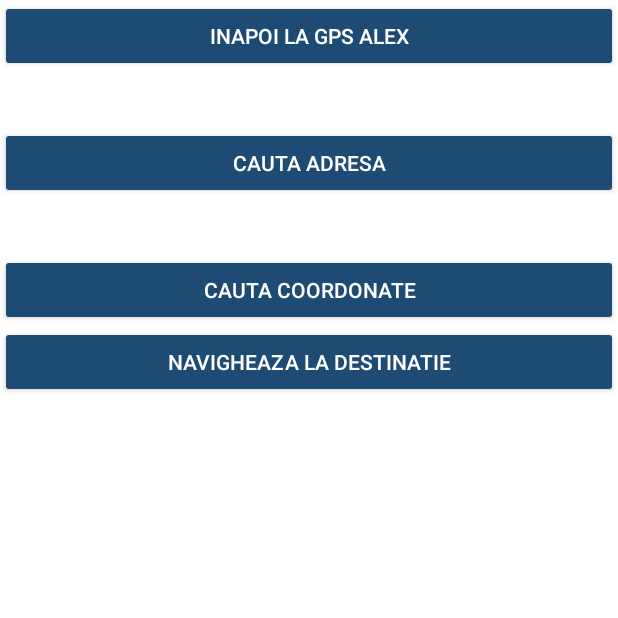
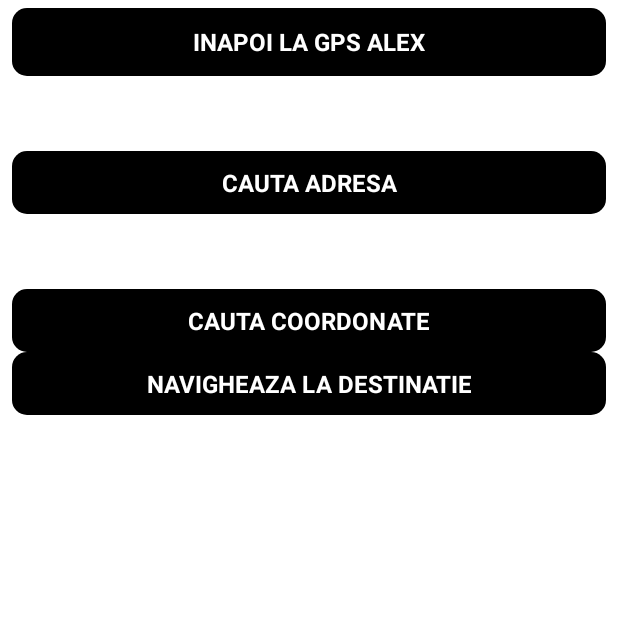
Before and after one commit to alialexturcu-ctrl/TRUCK-ALEX-COMMUNITY, an Android app: the screen it shows after launch (MainActivity), after a tap on "HARTA GPS", on a phone screen of 412 x 824 dp, the top half of it. Run offline under Robolectric (Android 15) with nearby library versions, the phone set to English and light mode, and no system bars; libraries missing offline, so code that uses them is left out: org.maplibre.android; 14 statements that could not run were skipped.

Commit message:
Refactor MainActivity UI and button styles
Refactor MainActivity layout and button handling for better UI consistency. Update button styles and padding, and replace Button with TextView for action buttons.

```diff
--- a/app/src/main/java/com/alex/truckcommunity/MainActivity.java
+++ b/app/src/main/java/com/alex/truckcommunity/MainActivity.java
@@ -16,7 +16,6 @@ import android.net.Uri;
 import android.os.Bundle;
 import android.view.Gravity;
 import android.view.View;
-import android.widget.Button;
 import android.widget.EditText;
 import android.widget.LinearLayout;
 import android.widget.ScrollView;
@@ -66,10 +65,9 @@ public class MainActivity extends Activity {
 
     private static final int GPS_PERMISSION = 100;
 
-    private final int BLUE = Color.rgb(30, 75, 115);
+    private final int BLACK = Color.BLACK;
 
     private boolean mapOpened = false;
-    private boolean activityPaused = false;
 
     private static final String[] OVERPASS_SERVERS = {
             "https://overpass.kumi.systems/api/interpreter",
@@ -91,6 +89,11 @@ public class MainActivity extends Activity {
         }
     }
 
+    private int dp(float value) {
+        return (int) (value * getResources()
+                .getDisplayMetrics().density + 0.5f);
+    }
+
     @Override
     protected void onCreate(Bundle savedInstanceState) {
         super.onCreate(savedInstanceState);
@@ -104,36 +107,43 @@ public class MainActivity extends Activity {
         getGPS();
     }
 
-    // MENIUL PRINCIPAL
+    // MENIUL PRINCIPAL - OCUPA TOT ECRANUL
 
     private void showHome() {
 
         mapOpened = false;
 
+        LinearLayout root = new LinearLayout(this);
+        root.setOrientation(LinearLayout.VERTICAL);
+        root.setBackgroundColor(Color.WHITE);
+        root.setPadding(dp(12), dp(5), dp(12), dp(5));
+
+        // PARTEA DE SUS - BUTOANELE
+
         ScrollView scroll = new ScrollView(this);
+        scroll.setFillViewport(true);
+        scroll.setVerticalScrollBarEnabled(true);
 
         layout = new LinearLayout(this);
         layout.setOrientation(LinearLayout.VERTICAL);
-        layout.setPadding(20, 20, 20, 25);
+        layout.setPadding(dp(5), dp(5), dp(5), dp(5));
         layout.setBackgroundColor(Color.WHITE);
 
         TextView title = new TextView(this);
         title.setText("GPS ALEX");
         title.setTextColor(Color.rgb(20, 45, 70));
-        title.setTextSize(30);
+        title.setTextSize(28);
         title.setGravity(Gravity.CENTER);
         title.setTypeface(null, Typeface.BOLD);
-        title.setPadding(5, 12, 5, 12);
-
+        title.setPadding(0, dp(5), 0, dp(2));
         layout.addView(title);
 
         TextView subtitle = new TextView(this);
         subtitle.setText("CAMION • GPS • NAVIGATIE");
         subtitle.setTextColor(Color.DKGRAY);
-        subtitle.setTextSize(16);
+        subtitle.setTextSize(14);
         subtitle.setGravity(Gravity.CENTER);
-        subtitle.setPadding(5, 0, 5, 15);
-
+        subtitle.setPadding(0, 0, 0, dp(5));
         layout.addView(subtitle);
 
         addButton("HARTA GPS", () -> showMap());
@@ -164,11 +174,10 @@ public class MainActivity extends Activity {
         TextView searchTitle = new TextView(this);
         searchTitle.setText("CAUTARE LOCATII");
         searchTitle.setTextColor(Color.rgb(20, 45, 70));
-        searchTitle.setTextSize(20);
+        searchTitle.setTextSize(18);
         searchTitle.setTypeface(null, Typeface.BOLD);
         searchTitle.setGravity(Gravity.CENTER);
-        searchTitle.setPadding(5, 22, 5, 10);
-
+        searchTitle.setPadding(0, dp(7), 0, dp(4));
         layout.addView(searchTitle);
 
         addButton("PARCARI TIR", () -> searchPlaces("parking"));
@@ -178,66 +187,99 @@ public class MainActivity extends Activity {
         status = new TextView(this);
         status.setText("GPS ALEX pregatit pentru navigare");
         status.setTextColor(Color.DKGRAY);
-        status.setTextSize(15);
+        status.setTextSize(13);
         status.setGravity(Gravity.CENTER);
-        status.setPadding(5, 12, 5, 12);
-
+        status.setPadding(0, dp(4), 0, dp(4));
         layout.addView(status);
 
-        // HARTA DIN MENIUL PRINCIPAL
+        scroll.addView(layout);
+
+        root.addView(scroll,
+                new LinearLayout.LayoutParams(
+                        LinearLayout.LayoutParams.MATCH_PARENT,
+                        0, 7));
+
+        // PARTEA DE JOS - HARTA GPS
+
+        LinearLayout mapContainer = new LinearLayout(this);
+        mapContainer.setOrientation(LinearLayout.VERTICAL);
+        mapContainer.setBackgroundColor(Color.WHITE);
 
         TextView mapTitle = new TextView(this);
         mapTitle.setText("HARTA GPS - POZITIA CAMIONULUI");
         mapTitle.setTextColor(Color.rgb(20, 45, 70));
-        mapTitle.setTextSize(18);
+        mapTitle.setTextSize(16);
         mapTitle.setTypeface(null, Typeface.BOLD);
         mapTitle.setGravity(Gravity.CENTER);
-        mapTitle.setPadding(5, 15, 5, 12);
+        mapTitle.setPadding(0, dp(5), 0, dp(5));
 
-        layout.addView(mapTitle);
+        mapContainer.addView(mapTitle,
+                new LinearLayout.LayoutParams(-1, dp(35)));
 
         mapView = new MapView(this);
 
-        layout.addView(mapView,
-                new LinearLayout.LayoutParams(
-                        LinearLayout.LayoutParams.MATCH_PARENT, 280));
+        mapContainer.addView(mapView,
+                new LinearLayout.LayoutParams(-1, 0, 1));
 
-        scroll.addView(layout);
-        setContentView(scroll);
+        root.addView(mapContainer,
+                new LinearLayout.LayoutParams(-1, 0, 3));
+
+        setContentView(root);
 
         initializeMap();
     }
 
-    // BUTOANE
+    // BUTOANE NEGRE CU TEXT ALB
 
     private void addButton(String name, Runnable action) {
 
-        Button button = new Button(this);
+        TextView button = new TextView(this);
 
         button.setText(name);
         button.setTextColor(Color.WHITE);
-        button.setTextSize(18);
-        button.setAllCaps(true);
+        button.setTextSize(17);
         button.setTypeface(Typeface.DEFAULT, Typeface.BOLD);
         button.setGravity(Gravity.CENTER);
-        button.setVisibility(View.VISIBLE);
+        button.setAllCaps(false);
+        button.setClickable(true);
+        button.setFocusable(true);
 
         GradientDrawable background = new GradientDrawable();
-        background.setColor(BLUE);
-        background.setCornerRadius(20);
-        background.setStroke(2, Color.rgb(70, 150, 210));
+        background.setColor(BLACK);
+        background.setCornerRadius(dp(12));
+        background.setStroke(dp(1), Color.DKGRAY);
 
         button.setBackground(background);
 
         LinearLayout.LayoutParams params =
-                new LinearLayout.LayoutParams(
-                        LinearLayout.LayoutParams.MATCH_PARENT, 70);
+                new LinearLayout.LayoutParams(-1, dp(48));
 
-        params.setMargins(0, 7, 0, 7);
+        params.setMargins(0, dp(3), 0, dp(3));
 
         layout.addView(button, params);
 
         button.setOnClickListener(v -> action.run());
+    }
+
+    private TextView createActionButton(String name) {
+
+        TextView button = new TextView(this);
+
+        button.setText(name);
+        button.setTextColor(Color.WHITE);
+        button.setTextSize(16);
+        button.setTypeface(Typeface.DEFAULT, Typeface.BOLD);
+        button.setGravity(Gravity.CENTER);
+        button.setClickable(true);
+        button.setFocusable(true);
+
+        GradientDrawable background = new GradientDrawable();
+        background.setColor(BLACK);
+        background.setCornerRadius(dp(10));
+
+        button.setBackground(background);
+
+        return button;
     }
 
     private void showMessage(String title, String message) {
@@ -256,10 +298,7 @@ public class MainActivity extends Activity {
 
         mapView.onCreate(null);
         mapView.onStart();
-
-        if (!activityPaused) {
         mapView.onResume();
-        }
 
         mapView.getMapAsync(mapLibreMap -> {
 
@@ -311,7 +350,10 @@ public class MainActivity extends Activity {
     private void searchPlaces(String category) {
 
         if (latitude == 0 || longitude == 0) {
+            if (status != null) {
                 status.setText("Asteptam pozitia GPS...");
+            }
+
             getGPS();
 
             Toast.makeText(this,
@@ -320,7 +362,9 @@ public class MainActivity extends Activity {
             return;
         }
 
+        if (status != null) {
             status.setText("Se cauta locatii pe 25 km...");
+        }
 
         final double searchLat = latitude;
         final double searchLon = longitude;
@@ -427,7 +471,10 @@ public class MainActivity extends Activity {
             } catch (Exception e) {
 
                 runOnUiThread(() -> {
+
+                    if (status != null) {
                         status.setText("Cautarea nu este disponibila momentan.");
+                    }
 
                     Toast.makeText(this,
                             "Serverele de cautare nu au raspuns. Incearca mai tarziu.",
@@ -541,57 +588,48 @@ public class MainActivity extends Activity {
 
         LinearLayout screen = new LinearLayout(this);
         screen.setOrientation(LinearLayout.VERTICAL);
+        screen.setPadding(dp(8), dp(5), dp(8), dp(5));
         screen.setBackgroundColor(Color.WHITE);
 
-        Button back = new Button(this);
-        back.setText("INAPOI LA GPS ALEX");
-        back.setTextColor(Color.WHITE);
-        back.setBackgroundTintList(
-                android.content.res.ColorStateList.valueOf(BLUE));
+        TextView back = createActionButton("INAPOI LA GPS ALEX");
 
-        screen.addView(back);
+        screen.addView(back,
+                new LinearLayout.LayoutParams(-1, dp(45)));
 
         addressInput = new EditText(this);
         addressInput.setSingleLine(true);
         addressInput.setTextSize(16);
         addressInput.setHint("Cauta adresa sau localitatea...");
-        addressInput.setPadding(15, 8, 15, 8);
+        addressInput.setPadding(dp(15), dp(8), dp(15), dp(8));
 
         screen.addView(addressInput,
-                new LinearLayout.LayoutParams(-1, 55));
+                new LinearLayout.LayoutParams(-1, dp(50)));
 
-        Button addressButton = new Button(this);
-        addressButton.setText("CAUTA ADRESA");
-        addressButton.setTextColor(Color.WHITE);
-        addressButton.setBackgroundTintList(
-                android.content.res.ColorStateList.valueOf(BLUE));
+        TextView addressButton = createActionButton("CAUTA ADRESA");
 
-        screen.addView(addressButton);
+        screen.addView(addressButton,
+                new LinearLayout.LayoutParams(-1, dp(42)));
 
         coordinateInput = new EditText(this);
         coordinateInput.setSingleLine(true);
         coordinateInput.setTextSize(16);
         coordinateInput.setHint("Coordonate: 45.4642, 9.1900");
-        coordinateInput.setPadding(15, 8, 15, 8);
+        coordinateInput.setPadding(dp(15), dp(8), dp(15), dp(8));
 
         screen.addView(coordinateInput,
-                new LinearLayout.LayoutParams(-1, 55));
+                new LinearLayout.LayoutParams(-1, dp(50)));
 
-        Button coordinateButton = new Button(this);
-        coordinateButton.setText("CAUTA COORDONATE");
-        coordinateButton.setTextColor(Color.WHITE);
-        coordinateButton.setBackgroundTintList(
-                android.content.res.ColorStateList.valueOf(BLUE));
+        TextView coordinateButton =
+                createActionButton("CAUTA COORDONATE");
 
-        screen.addView(coordinateButton);
+        screen.addView(coordinateButton,
+                new LinearLayout.LayoutParams(-1, dp(42)));
 
-        Button navigateButton = new Button(this);
-        navigateButton.setText("NAVIGHEAZA LA DESTINATIE");
-        navigateButton.setTextColor(Color.WHITE);
-        navigateButton.setBackgroundTintList(
-                android.content.res.ColorStateList.valueOf(BLUE));
+        TextView navigateButton =
+                createActionButton("NAVIGHEAZA LA DESTINATIE");
 
-        screen.addView(navigateButton);
+        screen.addView(navigateButton,
+                new LinearLayout.LayoutParams(-1, dp(42)));
 
         mapView = new MapView(this);
 
@@ -802,18 +840,29 @@ public class MainActivity extends Activity {
                 updateTruckPosition();
             }
 
+            locationManager.removeUpdates(locationListener);
+
             locationManager.requestLocationUpdates(
                     provider,
                     5000,
                     10,
+                    locationListener);
+
+        } catch (Exception e) {
+
+            if (status != null) {
+                status.setText("GPS indisponibil.");
+            }
+        }
+    }
+
+    private final LocationListener locationListener =
             new LocationListener() {
 
                 @Override
                 public void onLocationChanged(Location loc) {
-
                     latitude = loc.getLatitude();
                     longitude = loc.getLongitude();
-
                     updateTruckPosition();
                 }
 
@@ -826,15 +875,7 @@ public class MainActivity extends Activity {
                 @Override
                 public void onStatusChanged(
                         String provider, int status, Bundle extras) {}
-                    });
-
-        } catch (Exception e) {
-
-            if (status != null) {
-                status.setText("GPS indisponibil.");
-            }
-        }
-    }
+            };
 
     // GESTIONAREA HARTII
 
@@ -854,9 +895,7 @@ public class MainActivity extends Activity {
     private void returnHome() {
 
         destroyCurrentMap();
-
         mapOpened = false;
-
         showHome();
     }
 
@@ -874,8 +913,6 @@ public class MainActivity extends Activity {
     protected void onPause() {
         super.onPause();
 
-        activityPaused = true;
-
         if (mapView != null) {
             mapView.onPause();
         }
@@ -884,8 +921,6 @@ public class MainActivity extends Activity {
     @Override
     protected void onResume() {
         super.onResume();
-
-        activityPaused = false;
 
         if (mapView != null) {
             mapView.onResume();
@@ -908,26 +943,6 @@ public class MainActivity extends Activity {
         }
     }
 
-    private final LocationListener locationListener =
-            new LocationListener() {
-                @Override
-                public void onLocationChanged(Location loc) {
-                    latitude = loc.getLatitude();
-                    longitude = loc.getLongitude();
-                    updateTruckPosition();
-                }
-
-                @Override
-                public void onProviderEnabled(String provider) {}
-
-                @Override
-                public void onProviderDisabled(String provider) {}
-
-                @Override
-                public void onStatusChanged(
-                        String provider, int status, Bundle extras) {}
-            };
-
     @Override
     public void onLowMemory() {
         super.onLowMemory();
@@ -946,10 +961,24 @@ public class MainActivity extends Activity {
         super.onRequestPermissionsResult(
                 requestCode, permissions, grantResults);
 
-        if (requestCode == GPS_PERMISSION
-                && grantResults.length > 0
-                && grantResults[0] == PackageManager.PERMISSION_GRANTED) {
+        if (requestCode == GPS_PERMISSION) {
+
+            boolean granted = false;
+
+            for (int result : grantResults) {
+                if (result == PackageManager.PERMISSION_GRANTED) {
+                    granted = true;
+                    break;
+                }
+            }
+
+            if (granted) {
                 getGPS();
+            } else {
+                Toast.makeText(this,
+                        "Permisiunea GPS nu a fost acordata.",
+                        Toast.LENGTH_LONG).show();
             }
         }
     }
+}
```
Lines whose indentation alone changed are shown as unchanged.
